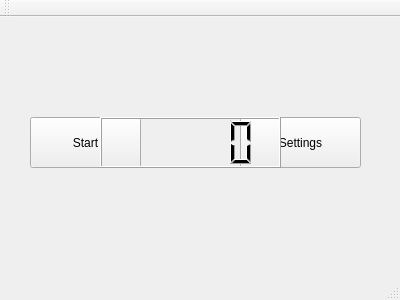
First picture: the form in tomatime/tomatime.ui, repository aancw/tomatime, before the edit.
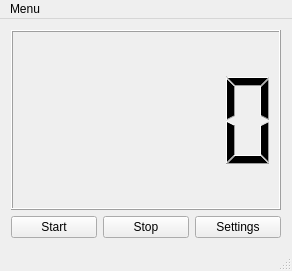
Second picture: the form after the edit. Icons and pictures are not drawn.

Commit message: Add menu setting, add pomodoro rule, add button stop, update main UI

```diff
--- a/tomatime/tomatime.ui
+++ b/tomatime/tomatime.ui
@@ -6,8 +6,8 @@
    <rect>
     <x>0</x>
     <y>0</y>
-    <width>400</width>
-    <height>300</height>
+    <width>292</width>
+    <height>271</height>
    </rect>
   </property>
   <property name="windowTitle">
@@ -21,15 +21,18 @@
    <enum>Qt::ToolButtonTextBesideIcon</enum>
   </property>
   <widget class="QWidget" name="centralWidget">
+   <layout class="QVBoxLayout" name="verticalLayout_2">
+    <item>
+     <layout class="QVBoxLayout" name="verticalLayout">
+      <item>
+       <widget class="QLCDNumber" name="lcdNumber"/>
+      </item>
+     </layout>
+    </item>
+    <item>
+     <layout class="QHBoxLayout" name="horizontalLayout">
+      <item>
    <widget class="QPushButton" name="start_button">
-    <property name="geometry">
-     <rect>
-      <x>30</x>
-      <y>100</y>
-      <width>111</width>
-      <height>51</height>
-     </rect>
-    </property>
     <property name="text">
      <string>Start</string>
     </property>
@@ -38,47 +41,43 @@
       <normaloff>:/icon/img/Video-play-icon.png</normaloff>:/icon/img/Video-play-icon.png</iconset>
     </property>
    </widget>
+      </item>
+      <item>
+       <widget class="QPushButton" name="pushButton">
+        <property name="text">
+         <string>Stop</string>
+        </property>
+       </widget>
+      </item>
+      <item>
    <widget class="QPushButton" name="settings_button">
-    <property name="geometry">
-     <rect>
-      <x>240</x>
-      <y>100</y>
-      <width>121</width>
-      <height>51</height>
-     </rect>
-    </property>
     <property name="text">
      <string>Settings</string>
     </property>
    </widget>
-   <widget class="QLCDNumber" name="lcdNumber">
-    <property name="geometry">
-     <rect>
-      <x>100</x>
-      <y>100</y>
-      <width>181</width>
-      <height>51</height>
-     </rect>
-    </property>
-   </widget>
+      </item>
+     </layout>
+    </item>
+   </layout>
   </widget>
   <widget class="QMenuBar" name="menuBar">
    <property name="geometry">
     <rect>
      <x>0</x>
      <y>0</y>
-     <width>400</width>
-     <height>30</height>
+     <width>292</width>
+     <height>28</height>
     </rect>
    </property>
-  </widget>
-  <widget class="QToolBar" name="mainToolBar">
-   <attribute name="toolBarArea">
-    <enum>TopToolBarArea</enum>
-   </attribute>
-   <attribute name="toolBarBreak">
-    <bool>false</bool>
-   </attribute>
+   <widget class="QMenu" name="menuMenu">
+    <property name="title">
+     <string>Menu</string>
+    </property>
+    <addaction name="actionSettings"/>
+    <addaction name="separator"/>
+    <addaction name="actionAbout"/>
+   </widget>
+   <addaction name="menuMenu"/>
   </widget>
   <widget class="QStatusBar" name="statusBar"/>
  </widget>
```
Left out of the diff: 10 changed lines with no effect on the pictures. Lines whose indentation alone changed are shown as unchanged. The commit also changes 8 other files.
